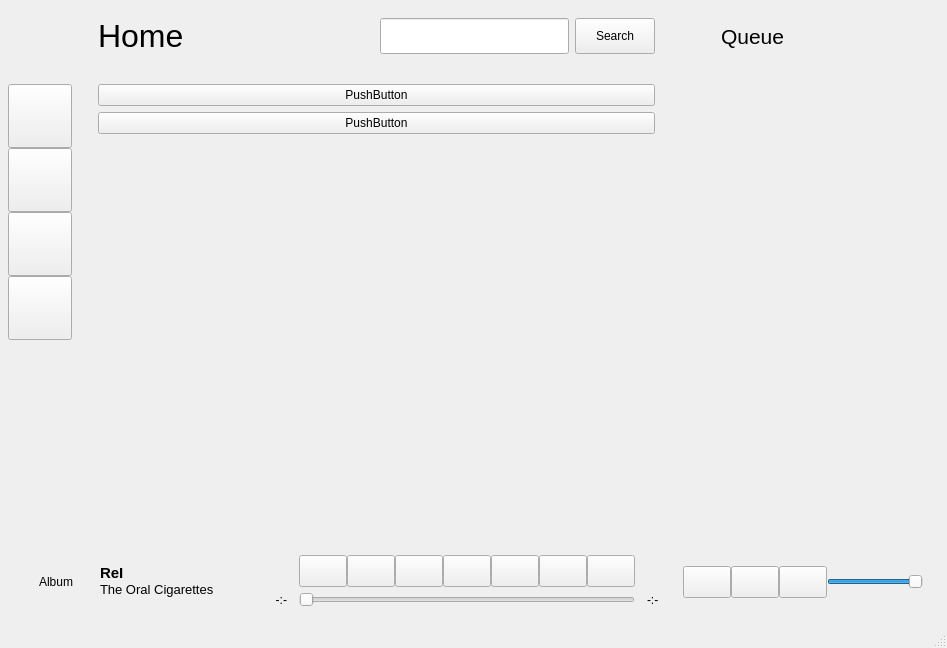
Above: ui/mainwindow.ui from bagusNA/bitbeat before the change. Below: the same form after it.
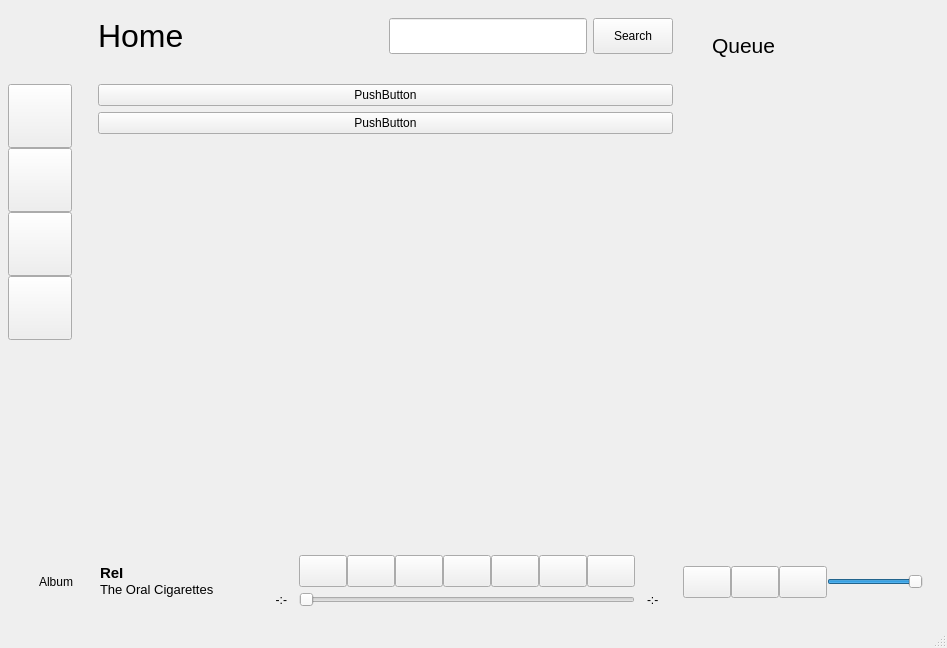
That is the form after the change. Icons and pictures are not drawn.

Diff of the .ui file:
```diff
--- a/ui/mainwindow.ui
+++ b/ui/mainwindow.ui
@@ -683,11 +683,6 @@
     <item row="0" column="1">
      <widget class="QWidget" name="topbar_widget" native="true">
       <layout class="QGridLayout" name="gridLayout_4">
-       <item row="1" column="1">
-        <widget class="QWidget" name="widget_2" native="true">
-         <layout class="QGridLayout" name="gridLayout"/>
-        </widget>
-       </item>
        <item row="1" column="0">
         <widget class="QStackedWidget" name="stackedWidget">
          <property name="currentIndex">
@@ -912,10 +907,7 @@
          </widget>
         </widget>
        </item>
-      </layout>
-     </widget>
-    </item>
-    <item row="0" column="2">
+       <item row="1" column="1">
      <widget class="QWidget" name="widget" native="true">
       <property name="minimumSize">
        <size>
@@ -923,6 +915,12 @@
         <height>0</height>
        </size>
       </property>
+         <property name="maximumSize">
+          <size>
+           <width>250</width>
+           <height>16777215</height>
+          </size>
+         </property>
       <layout class="QVBoxLayout" name="verticalLayout_3">
        <property name="leftMargin">
         <number>24</number>
@@ -934,7 +932,7 @@
         <number>24</number>
        </property>
        <property name="bottomMargin">
-        <number>24</number>
+           <number>0</number>
        </property>
        <item>
         <widget class="QLabel" name="label_5">
@@ -961,9 +959,45 @@
         </widget>
        </item>
        <item>
+           <widget class="QScrollArea" name="scrollArea">
+            <property name="frameShape">
+             <enum>QFrame::NoFrame</enum>
+            </property>
+            <property name="horizontalScrollBarPolicy">
+             <enum>Qt::ScrollBarAlwaysOff</enum>
+            </property>
+            <property name="widgetResizable">
+             <bool>true</bool>
+            </property>
+            <widget class="QWidget" name="scrollAreaWidgetContents_2">
+             <property name="geometry">
+              <rect>
+               <x>0</x>
+               <y>0</y>
+               <width>202</width>
+               <height>465</height>
+              </rect>
+             </property>
+             <layout class="QGridLayout" name="gridLayout">
+              <property name="leftMargin">
+               <number>0</number>
+              </property>
+              <property name="topMargin">
+               <number>0</number>
+              </property>
+              <property name="rightMargin">
+               <number>0</number>
+              </property>
+              <property name="bottomMargin">
+               <number>0</number>
+              </property>
+              <property name="spacing">
+               <number>0</number>
+              </property>
+              <item row="0" column="0">
         <layout class="QVBoxLayout" name="queue_list"/>
        </item>
-       <item>
+              <item row="1" column="0">
         <spacer name="verticalSpacer_4">
          <property name="orientation">
           <enum>Qt::Vertical</enum>
@@ -975,6 +1009,13 @@
           </size>
          </property>
         </spacer>
+              </item>
+             </layout>
+            </widget>
+           </widget>
+          </item>
+         </layout>
+        </widget>
        </item>
       </layout>
      </widget>
```
Lines whose indentation alone changed are shown as unchanged.
